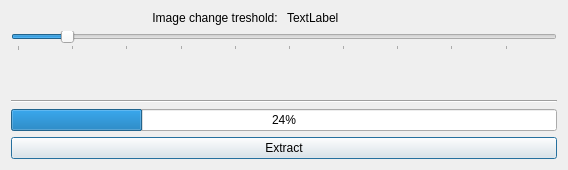
viidea/slidesync, file ui/extract_dialog.ui: the form before one commit.
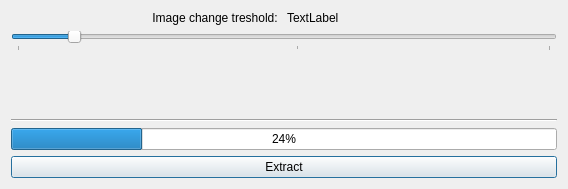
The form after the commit.

```diff
--- a/ui/extract_dialog.ui
+++ b/ui/extract_dialog.ui
@@ -7,7 +7,7 @@
     <x>0</x>
     <y>0</y>
     <width>568</width>
-    <height>170</height>
+    <height>189</height>
    </rect>
   </property>
   <property name="sizePolicy">
@@ -54,8 +54,11 @@
        <property name="minimum">
         <number>1</number>
        </property>
+       <property name="maximum">
+        <number>20</number>
+       </property>
        <property name="sliderPosition">
-        <number>10</number>
+        <number>3</number>
        </property>
        <property name="orientation">
         <enum>Qt::Horizontal</enum>
```
